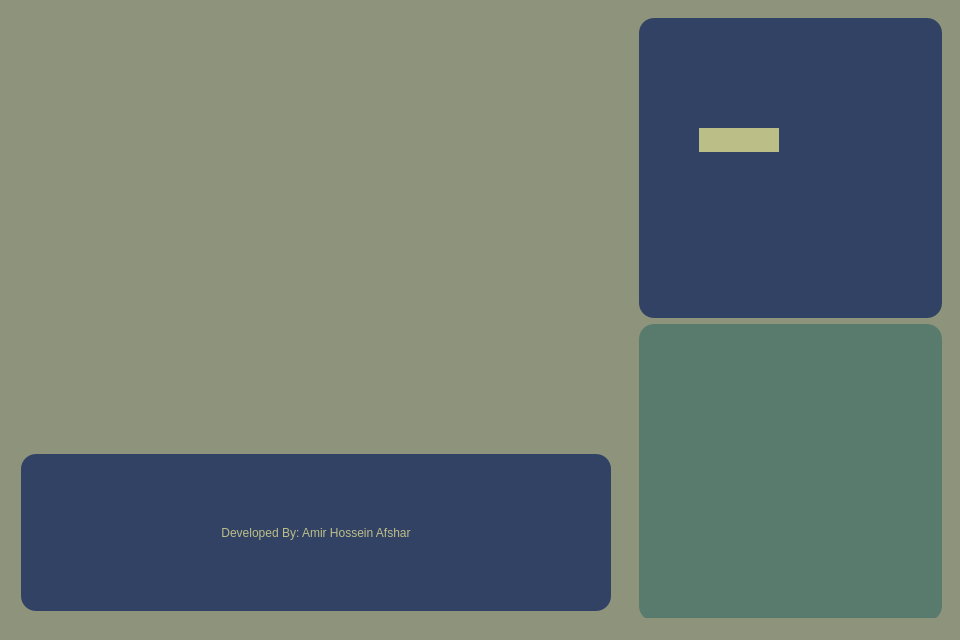
The window that AgileAgenda/mainwindow.ui (AmirHossienAfshar/AgileAgenda) describes before a commit, drawn with Qt 5.
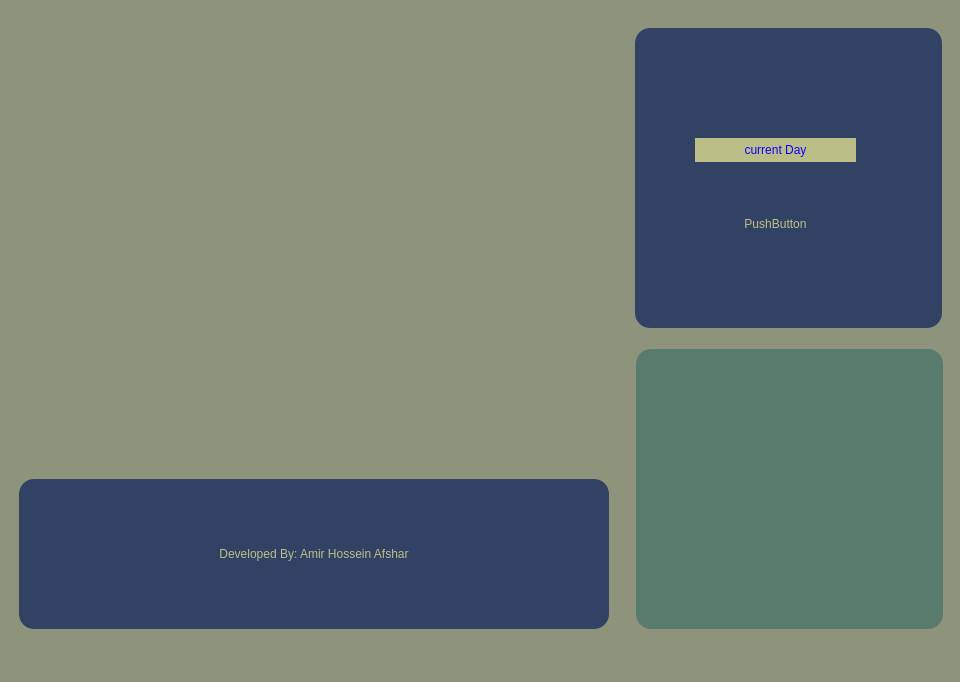
The same window after the commit. Icons and pictures are not drawn.

```diff
--- a/AgileAgenda/mainwindow.ui
+++ b/AgileAgenda/mainwindow.ui
@@ -7,7 +7,7 @@
     <x>0</x>
     <y>0</y>
     <width>960</width>
-    <height>640</height>
+    <height>682</height>
    </rect>
   </property>
   <property name="minimumSize">
@@ -16,6 +16,12 @@
     <height>640</height>
    </size>
   </property>
+  <property name="maximumSize">
+   <size>
+    <width>960</width>
+    <height>682</height>
+   </size>
+  </property>
   <property name="windowTitle">
    <string>MainWindow</string>
   </property>
@@ -40,9 +46,42 @@
       <property name="title">
        <string/>
       </property>
-      <layout class="QGridLayout" name="gridLayout_3">
-       <item row="2" column="0">
+      <widget class="QGraphicsView" name="graphicsView">
+       <property name="geometry">
+        <rect>
+         <x>9</x>
+         <y>9</y>
+         <width>590</width>
+         <height>430</height>
+        </rect>
+       </property>
+       <property name="minimumSize">
+        <size>
+         <width>590</width>
+         <height>430</height>
+        </size>
+       </property>
+       <property name="maximumSize">
+        <size>
+         <width>1000</width>
+         <height>1000</height>
+        </size>
+       </property>
+       <property name="styleSheet">
+        <string notr="true">border-image: url(:/newBrand.png);
+border-radius: 15px;
+</string>
+       </property>
+      </widget>
         <widget class="QLabel" name="label_2">
+       <property name="geometry">
+        <rect>
+         <x>10</x>
+         <y>460</y>
+         <width>590</width>
+         <height>150</height>
+        </rect>
+       </property>
          <property name="minimumSize">
           <size>
            <width>590</width>
@@ -69,29 +108,6 @@
           <set>Qt::AlignCenter</set>
          </property>
         </widget>
-       </item>
-       <item row="0" column="0">
-        <widget class="QGraphicsView" name="graphicsView">
-         <property name="minimumSize">
-          <size>
-           <width>590</width>
-           <height>430</height>
-          </size>
-         </property>
-         <property name="maximumSize">
-          <size>
-           <width>590</width>
-           <height>430</height>
-          </size>
-         </property>
-         <property name="styleSheet">
-          <string notr="true">border-image: url(:/newBrand.png);
-border-radius: 15px;
-</string>
-         </property>
-        </widget>
-       </item>
-      </layout>
      </widget>
     </item>
     <item row="0" column="1">
@@ -102,16 +118,28 @@
         <height>621</height>
        </size>
       </property>
+      <property name="maximumSize">
+       <size>
+        <width>325</width>
+        <height>621</height>
+       </size>
+      </property>
       <property name="title">
        <string/>
       </property>
-      <layout class="QGridLayout" name="gridLayout_2">
-       <item row="0" column="0">
         <widget class="QGroupBox" name="groupBox_3">
+       <property name="geometry">
+        <rect>
+         <x>9</x>
+         <y>9</y>
+         <width>307</width>
+         <height>300</height>
+        </rect>
+       </property>
          <property name="minimumSize">
           <size>
            <width>300</width>
-           <height>300</height>
+         <height>280</height>
           </size>
          </property>
          <property name="styleSheet">
@@ -128,21 +156,41 @@
            <rect>
             <x>60</x>
             <y>110</y>
-            <width>80</width>
+          <width>161</width>
             <height>24</height>
            </rect>
           </property>
           <property name="styleSheet">
-           <string notr="true">background-color: rgb(188, 190, 136);</string>
+         <string notr="true">background-color: rgb(188, 190, 136);
+color: rgb(17, 0, 255);</string>
           </property>
           <property name="text">
            <string>current Day</string>
           </property>
          </widget>
-        </widget>
-       </item>
-       <item row="1" column="0">
+       <widget class="QPushButton" name="pushButton_2">
+        <property name="geometry">
+         <rect>
+          <x>60</x>
+          <y>170</y>
+          <width>161</width>
+          <height>51</height>
+         </rect>
+        </property>
+        <property name="text">
+         <string>PushButton</string>
+        </property>
+       </widget>
+      </widget>
         <widget class="QGroupBox" name="groupBox_4">
+       <property name="geometry">
+        <rect>
+         <x>10</x>
+         <y>330</y>
+         <width>307</width>
+         <height>280</height>
+        </rect>
+       </property>
          <property name="minimumSize">
           <size>
            <width>300</width>
@@ -159,8 +207,6 @@
           <string/>
          </property>
         </widget>
-       </item>
-      </layout>
      </widget>
     </item>
    </layout>
```
Lines whose indentation alone changed are shown as unchanged.
